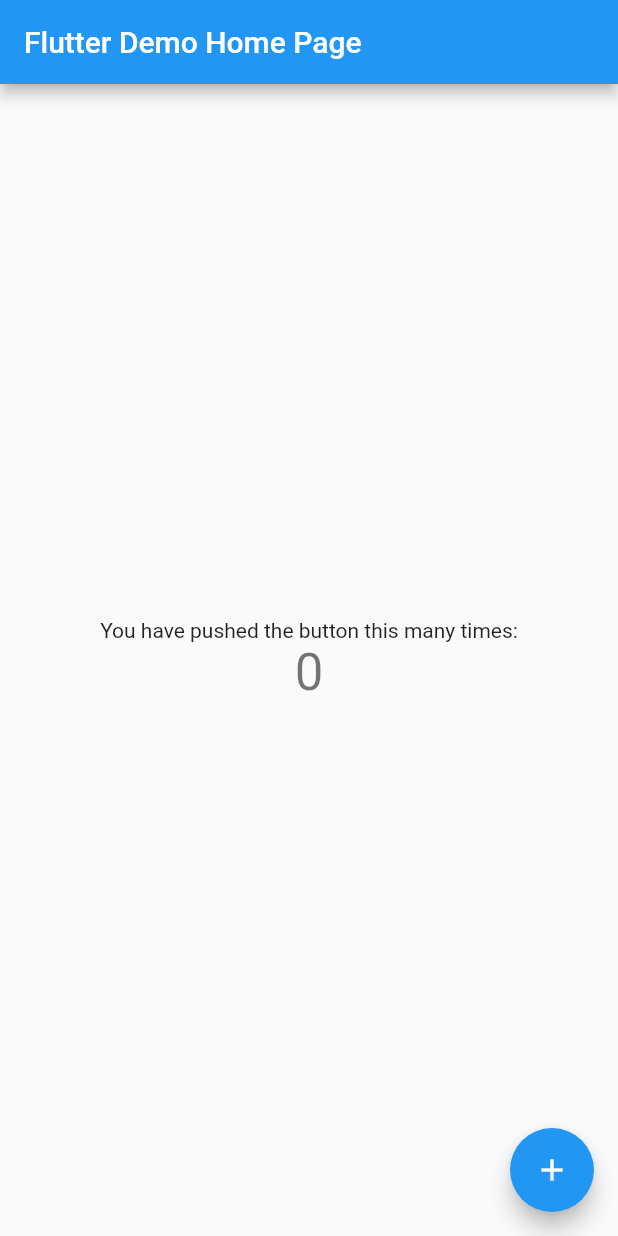
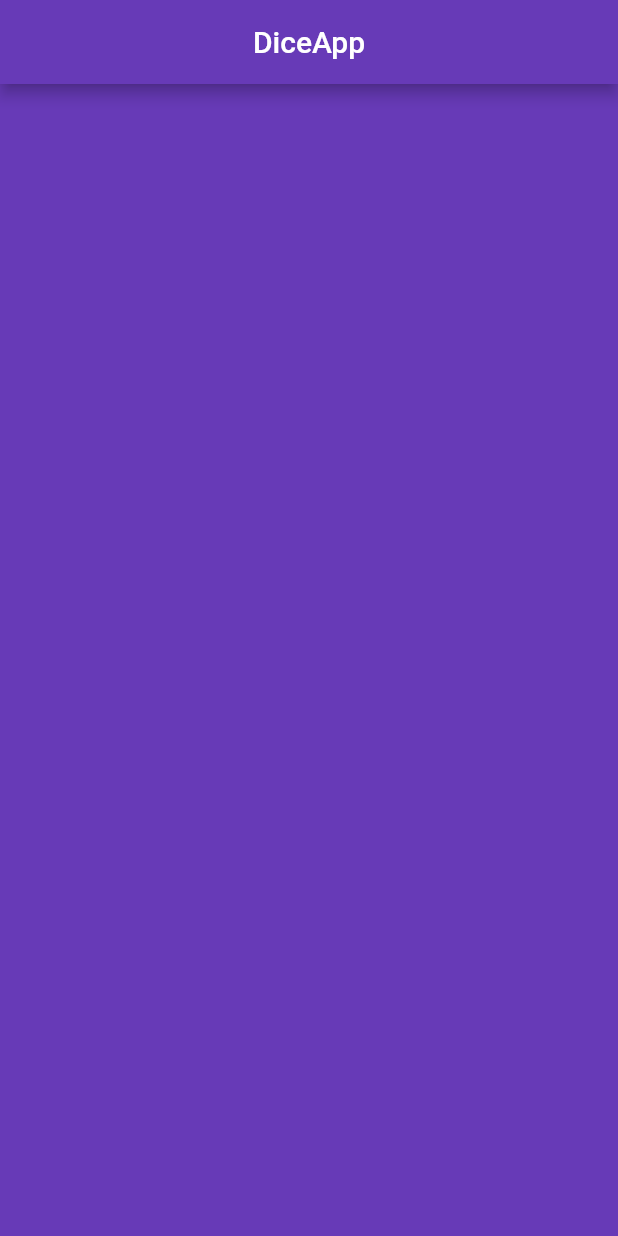
Before and after one commit to eeBarrionuevo/flutter_codigo5_dice, a Flutter app: the screen it shows after launch, on a phone screen of 412 x 824 dp. Run offline on Flutter 3.47's test engine with Material 2 defaults, Android fonts, the phone set to English and light mode, and no system bars.

Commit message:
Scaffold and AppBar

```diff
--- a/lib/main.dart
+++ b/lib/main.dart
@@ -1,115 +1,32 @@
+
 import 'package:flutter/material.dart';
 
-void main() {
-  runApp(const MyApp());
+void main(){
+  runApp(MyApp());
 }
 
 class MyApp extends StatelessWidget {
   const MyApp({Key? key}) : super(key: key);
-
-  // This widget is the root of your application.
   @override
   Widget build(BuildContext context) {
     return MaterialApp(
-      title: 'Flutter Demo',
-      theme: ThemeData(
-        // This is the theme of your application.
-        //
-        // Try running your application with "flutter run". You'll see the
-        // application has a blue toolbar. Then, without quitting the app, try
-        // changing the primarySwatch below to Colors.green and then invoke
-        // "hot reload" (press "r" in the console where you ran "flutter run",
-        // or simply save your changes to "hot reload" in a Flutter IDE).
-        // Notice that the counter didn't reset back to zero; the application
-        // is not restarted.
-        primarySwatch: Colors.blue,
-      ),
-      home: const MyHomePage(title: 'Flutter Demo Home Page'),
+      debugShowCheckedModeBanner: false,
+      home: DicePage(),
     );
   }
 }
 
-class MyHomePage extends StatefulWidget {
-  const MyHomePage({Key? key, required this.title}) : super(key: key);
-
-  // This widget is the home page of your application. It is stateful, meaning
-  // that it has a State object (defined below) that contains fields that affect
-  // how it looks.
-
-  // This class is the configuration for the state. It holds the values (in this
-  // case the title) provided by the parent (in this case the App widget) and
-  // used by the build method of the State. Fields in a Widget subclass are
-  // always marked "final".
-
-  final String title;
-
-  @override
-  State<MyHomePage> createState() => _MyHomePageState();
-}
-
-class _MyHomePageState extends State<MyHomePage> {
-  int _counter = 0;
-
-  void _incrementCounter() {
-    setState(() {
-      // This call to setState tells the Flutter framework that something has
-      // changed in this State, which causes it to rerun the build method below
-      // so that the display can reflect the updated values. If we changed
-      // _counter without calling setState(), then the build method would not be
-      // called again, and so nothing would appear to happen.
-      _counter++;
-    });
-  }
-
+class DicePage extends StatelessWidget {
+  const DicePage({Key? key}) : super(key: key);
   @override
   Widget build(BuildContext context) {
-    // This method is rerun every time setState is called, for instance as done
-    // by the _incrementCounter method above.
-    //
-    // The Flutter framework has been optimized to make rerunning build methods
-    // fast, so that you can just rebuild anything that needs updating rather
-    // than having to individually change instances of widgets.
     return Scaffold(
+      backgroundColor: Colors.deepPurple,
       appBar: AppBar(
-        // Here we take the value from the MyHomePage object that was created by
-        // the App.build method, and use it to set our appbar title.
-        title: Text(widget.title),
+        backgroundColor: Colors.deepPurple,
+        title: Text("DiceApp"),
+        centerTitle: true,
       ),
-      body: Center(
-        // Center is a layout widget. It takes a single child and positions it
-        // in the middle of the parent.
-        child: Column(
-          // Column is also a layout widget. It takes a list of children and
-          // arranges them vertically. By default, it sizes itself to fit its
-          // children horizontally, and tries to be as tall as its parent.
-          //
-          // Invoke "debug painting" (press "p" in the console, choose the
-          // "Toggle Debug Paint" action from the Flutter Inspector in Android
-          // Studio, or the "Toggle Debug Paint" command in Visual Studio Code)
-          // to see the wireframe for each widget.
-          //
-          // Column has various properties to control how it sizes itself and
-          // how it positions its children. Here we use mainAxisAlignment to
-          // center the children vertically; the main axis here is the vertical
-          // axis because Columns are vertical (the cross axis would be
-          // horizontal).
-          mainAxisAlignment: MainAxisAlignment.center,
-          children: <Widget>[
-            const Text(
-              'You have pushed the button this many times:',
-            ),
-            Text(
-              '$_counter',
-              style: Theme.of(context).textTheme.headline4,
-            ),
-          ],
-        ),
-      ),
-      floatingActionButton: FloatingActionButton(
-        onPressed: _incrementCounter,
-        tooltip: 'Increment',
-        child: const Icon(Icons.add),
-      ), // This trailing comma makes auto-formatting nicer for build methods.
     );
   }
 }
```
